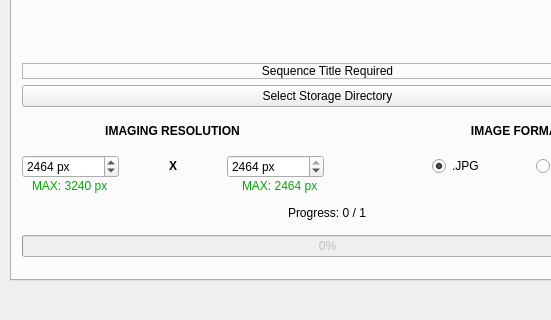
This is _ui/Clinostat.ui in CoSE-Jerry/3D-Clinostat as Qt 5 draws it before an edit; both pictures show x 0 to 551 and y 280 to 600 of the 1024 by 600 pixel window. The edited form follows.
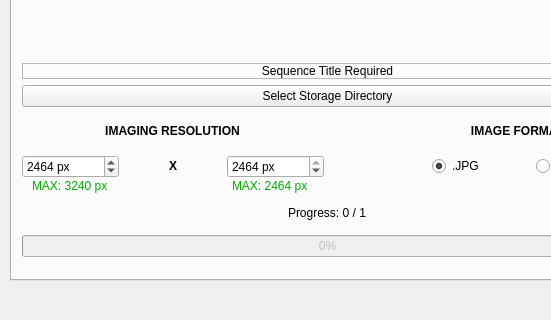
This is the edited form. Icons and pictures are not drawn.

```diff
--- a/_ui/Clinostat.ui
+++ b/_ui/Clinostat.ui
@@ -991,9 +991,9 @@
       <property name="geometry">
        <rect>
         <x>20</x>
-        <y>370</y>
-        <width>181</width>
-        <height>121</height>
+        <y>420</y>
+        <width>361</width>
+        <height>21</height>
        </rect>
       </property>
       <property name="text">
@@ -1003,10 +1003,10 @@
      <widget class="QLabel" name="label_3">
       <property name="geometry">
        <rect>
-        <x>230</x>
-        <y>370</y>
+        <x>220</x>
+        <y>420</y>
         <width>181</width>
-        <height>121</height>
+        <height>21</height>
        </rect>
       </property>
       <property name="text">
```
